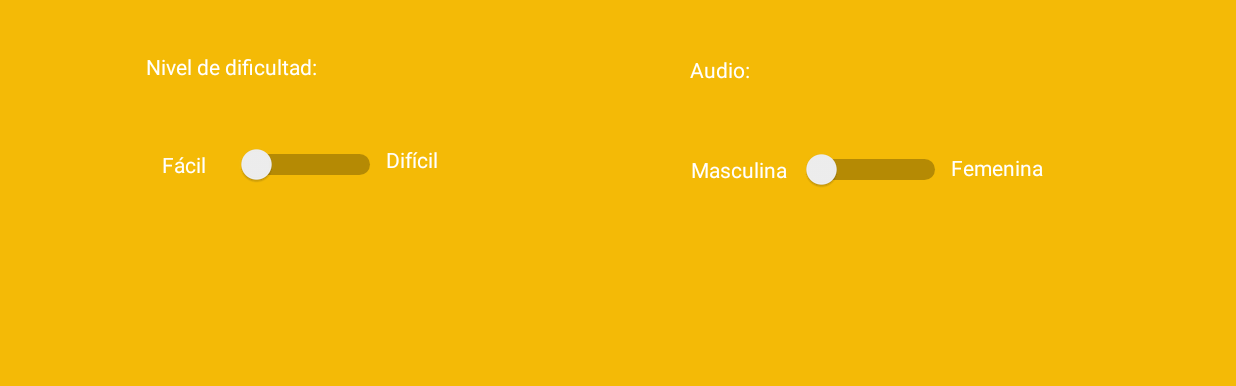
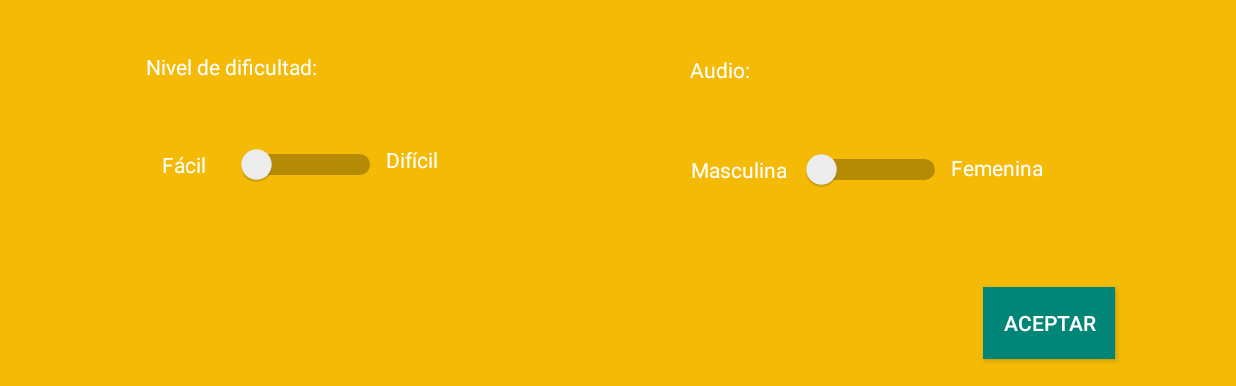
Before and after one commit to FrancoLiptak/RazasyPelajes, an Android app: the ConfigActivity screen opened directly, with no data from a screen before it, on a phone screen of 824 x 412 dp (held sideways), the part 232-618 px from its top. Run offline under Robolectric (Android 15) with nearby library versions, the light colour scheme and no system bars; 13 statements that could not run were skipped.

Commit message:
Diseño pantalla de configuracion terminado

```diff
--- a/app/src/main/res/layout/activity_config.xml
+++ b/app/src/main/res/layout/activity_config.xml
@@ -340,5 +340,24 @@
         app:layout_constraintEnd_toEndOf="parent"
         app:layout_constraintHorizontal_bias="0.5"
         app:layout_constraintStart_toStartOf="parent"
-        app:layout_constraintTop_toBottomOf="@+id/linearLayout"></LinearLayout>
+        app:layout_constraintTop_toBottomOf="@+id/linearLayout">
+
+        <android.support.constraint.ConstraintLayout
+            android:layout_width="match_parent"
+            android:layout_height="match_parent">
+
+            <Button
+                android:id="@+id/button3"
+                android:layout_width="wrap_content"
+                android:layout_height="wrap_content"
+                android:background="@color/colorPrimary"
+                android:text="@string/accept"
+                android:textColor="@android:color/background_light"
+                app:layout_constraintBottom_toBottomOf="parent"
+                app:layout_constraintEnd_toEndOf="parent"
+                app:layout_constraintHorizontal_bias="0.958"
+                app:layout_constraintStart_toStartOf="parent"
+                app:layout_constraintTop_toTopOf="parent" />
+        </android.support.constraint.ConstraintLayout>
+    </LinearLayout>
 </android.support.constraint.ConstraintLayout>
```
